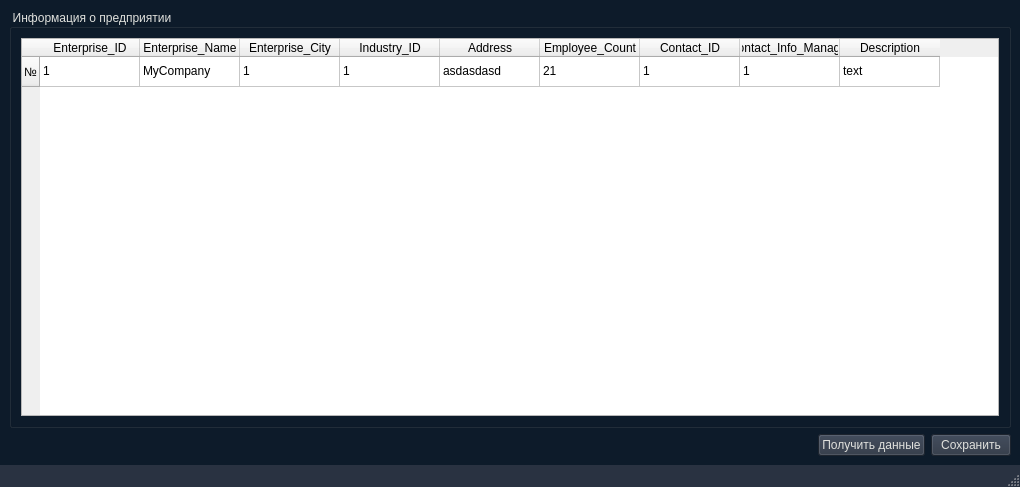
This is QT templates/InfoEnterprise.ui in firstbirth/Enterprise-Directory as Qt 5 draws it before an edit. The edited form follows.
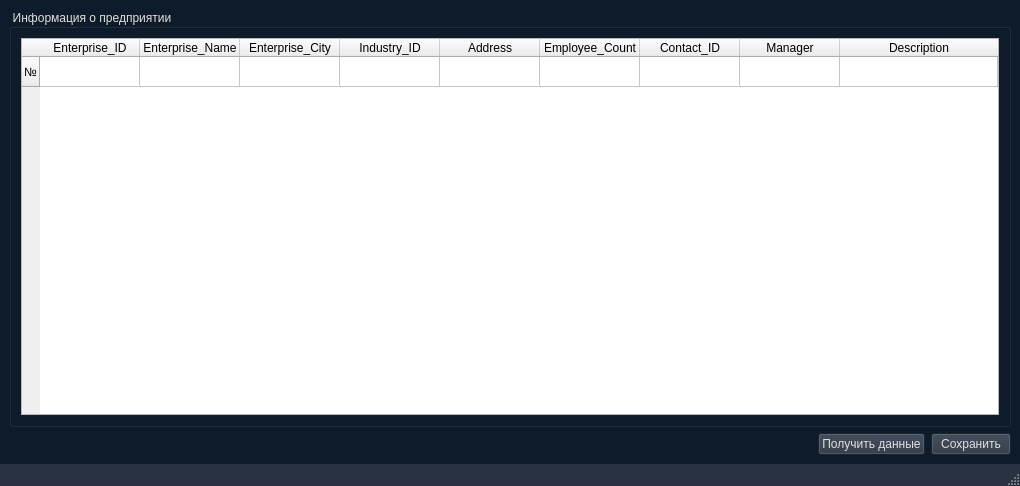
This is the edited form. Icons and pictures are not drawn.

The edit to the form file:
```diff
--- a/QT templates/InfoEnterprise.ui
+++ b/QT templates/InfoEnterprise.ui
@@ -7,7 +7,7 @@
     <x>0</x>
     <y>0</y>
     <width>1020</width>
-    <height>487</height>
+    <height>486</height>
    </rect>
   </property>
   <property name="sizePolicy">
@@ -96,12 +96,36 @@
          <property name="rowCount">
           <number>1</number>
          </property>
+         <attribute name="horizontalHeaderVisible">
+          <bool>true</bool>
+         </attribute>
          <attribute name="horizontalHeaderCascadingSectionResizes">
           <bool>false</bool>
          </attribute>
+         <attribute name="horizontalHeaderMinimumSectionSize">
+          <number>45</number>
+         </attribute>
          <attribute name="horizontalHeaderDefaultSectionSize">
           <number>100</number>
          </attribute>
+         <attribute name="horizontalHeaderHighlightSections">
+          <bool>true</bool>
+         </attribute>
+         <attribute name="horizontalHeaderShowSortIndicator" stdset="0">
+          <bool>false</bool>
+         </attribute>
+         <attribute name="horizontalHeaderStretchLastSection">
+          <bool>true</bool>
+         </attribute>
+         <attribute name="verticalHeaderCascadingSectionResizes">
+          <bool>false</bool>
+         </attribute>
+         <attribute name="verticalHeaderShowSortIndicator" stdset="0">
+          <bool>false</bool>
+         </attribute>
+         <attribute name="verticalHeaderStretchLastSection">
+          <bool>false</bool>
+         </attribute>
          <row>
           <property name="text">
            <string>№</string>
@@ -111,6 +135,19 @@
           <property name="text">
            <string>Enterprise_ID</string>
           </property>
+          <property name="foreground">
+           <brush brushstyle="SolidPattern">
+            <color alpha="255">
+             <red>0</red>
+             <green>0</green>
+             <blue>0</blue>
+            </color>
+           </brush>
+          </property>
+          <property name="icon">
+           <iconset resource="../icons.qrc">
+            <normaloff>:/newPrefix/icons/verified.png</normaloff>:/newPrefix/icons/verified.png</iconset>
+          </property>
          </column>
          <column>
           <property name="text">
@@ -144,7 +181,11 @@
          </column>
          <column>
           <property name="text">
-           <string>Contact_Info_Manager</string>
+           <string>Manager</string>
+          </property>
+          <property name="icon">
+           <iconset resource="../icons.qrc">
+            <normaloff>:/newPrefix/icons/chief-executive-officer.png</normaloff>:/newPrefix/icons/chief-executive-officer.png</iconset>
           </property>
          </column>
          <column>
@@ -154,47 +195,47 @@
          </column>
          <item row="0" column="0">
           <property name="text">
-           <string>1</string>
+           <string/>
           </property>
          </item>
          <item row="0" column="1">
           <property name="text">
-           <string>MyCompany</string>
+           <string/>
           </property>
          </item>
          <item row="0" column="2">
           <property name="text">
-           <string>1</string>
+           <string/>
           </property>
          </item>
          <item row="0" column="3">
           <property name="text">
-           <string>1</string>
+           <string/>
           </property>
          </item>
          <item row="0" column="4">
           <property name="text">
-           <string>asdasdasd</string>
+           <string/>
           </property>
          </item>
          <item row="0" column="5">
           <property name="text">
-           <string>21</string>
+           <string/>
           </property>
          </item>
          <item row="0" column="6">
           <property name="text">
-           <string>1</string>
+           <string/>
           </property>
          </item>
          <item row="0" column="7">
           <property name="text">
-           <string>1</string>
+           <string/>
           </property>
          </item>
          <item row="0" column="8">
           <property name="text">
-           <string>text</string>
+           <string/>
           </property>
          </item>
         </widget>
```
Left out of the diff: 28 changed lines with no effect on the pictures.
